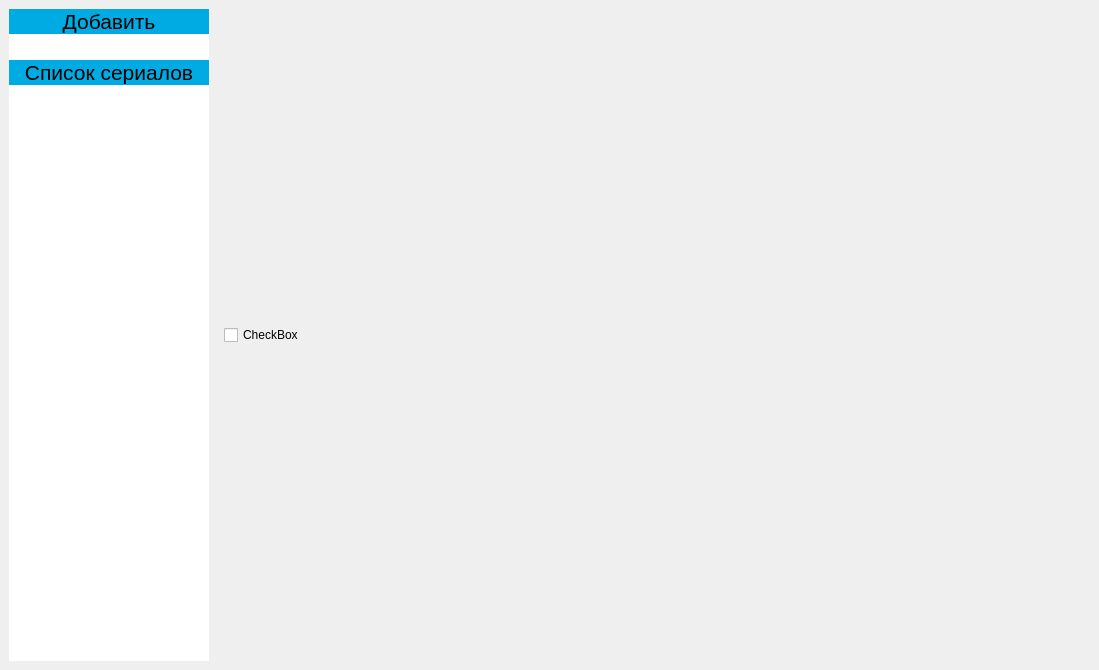
Kirin112/serialbd, file test.ui: the form before one commit.
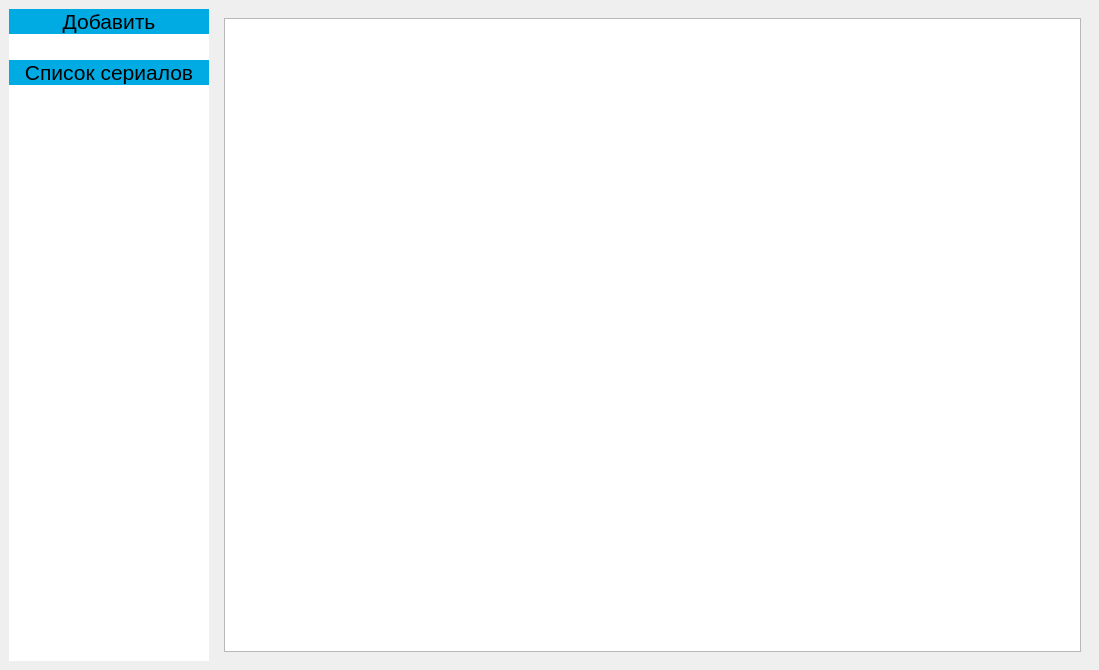
The form after the commit. The open tabs and pages were chosen to show the change.

Commit message: Добалено чет делал

Diff of the .ui file:
```diff
--- a/test.ui
+++ b/test.ui
@@ -355,11 +355,7 @@
       <widget class="QWidget" name="page_2">
        <layout class="QVBoxLayout" name="verticalLayout">
         <item>
-         <widget class="QCheckBox" name="checkBox">
-          <property name="text">
-           <string>CheckBox</string>
-          </property>
-         </widget>
+         <widget class="QTableWidget" name="tableWidget"/>
         </item>
        </layout>
       </widget>
```
Left out of the diff: 2 changed lines with no effect on the pictures. The commit also changes 1 other file.
